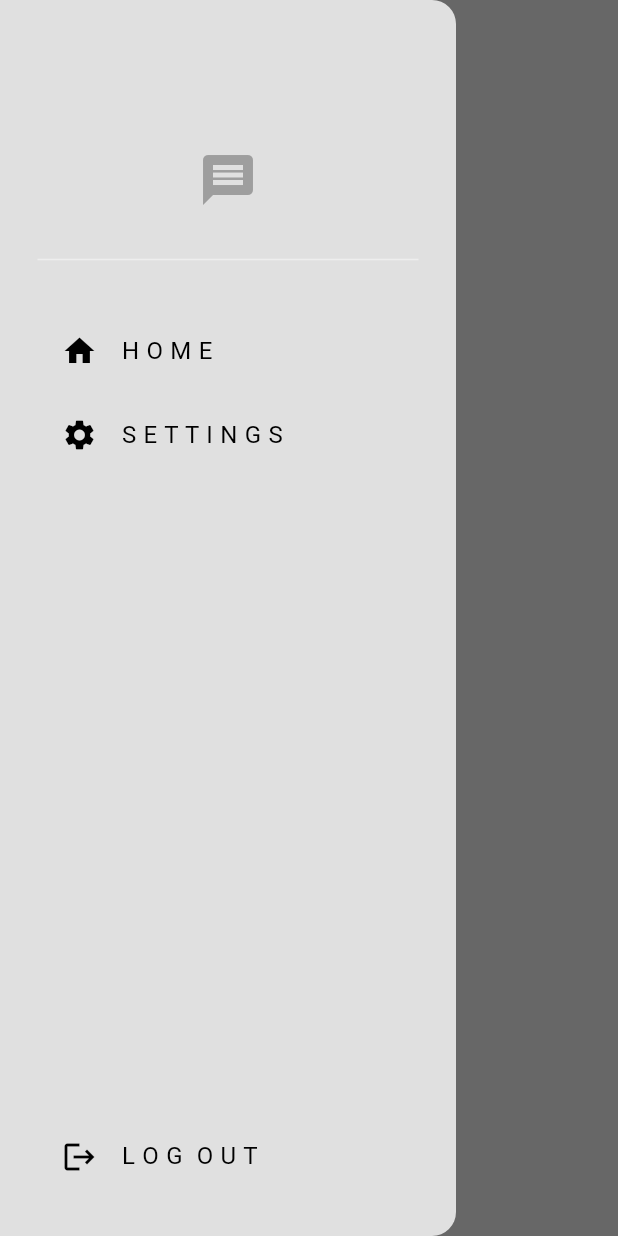
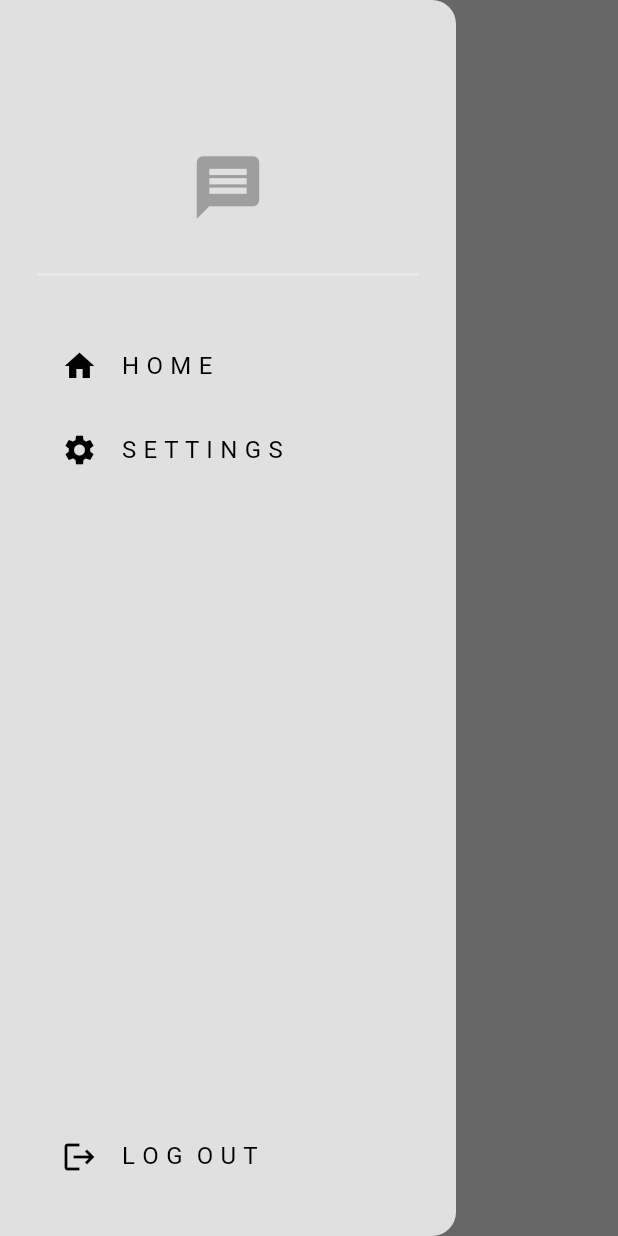
Before and after one commit to Darrylwin/minimal_chat, a Flutter app: the screen it shows once a user with an empty profile is signed in, with the side drawer open, on a phone screen of 412 x 824 dp. Run offline on Flutter 3.47's test engine with Material 3 defaults, Android fonts, the phone set to English and light mode, and no system bars; our stand-ins replace cloud_firestore, firebase_auth, firebase_core; accounts and stored records are empty.

Commit message:
size 50to icon

```diff
--- a/lib/components/my_drawer.dart
+++ b/lib/components/my_drawer.dart
@@ -35,7 +35,7 @@ class MyDrawer extends StatelessWidget {
                 padding: const EdgeInsets.only(top: 100.0),
                 child: Icon(
                   Icons.message,
-                  size: 40,
+                  size: 50,
                   color: Theme.of(context).colorScheme.primary,
                 ),
               ),
```
